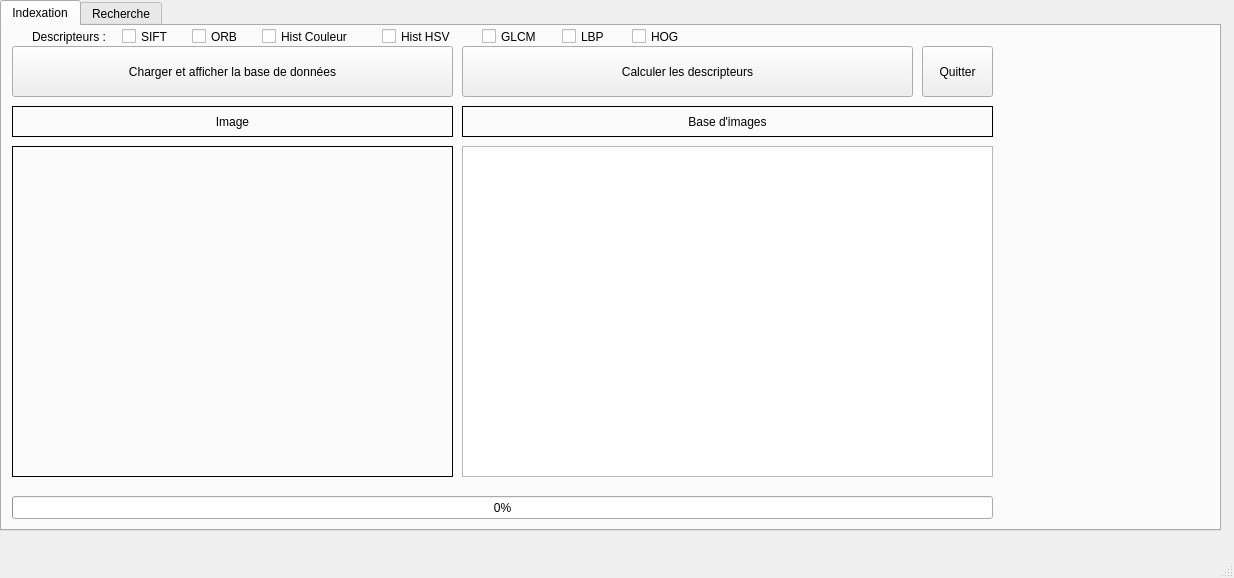
Qt form interface.ui (Riipou/MIR) before a commit.
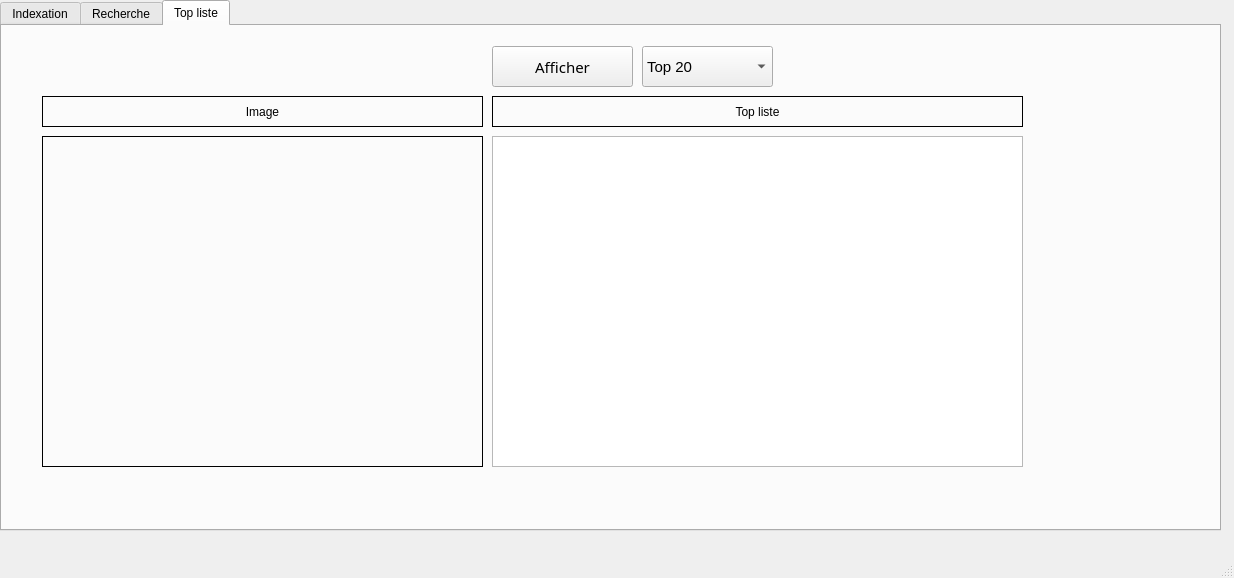
The same form after that commit. The open tabs and pages were chosen to show the change.

Commit message: add a new tab for top list

```diff
--- a/interface.ui
+++ b/interface.ui
@@ -834,6 +834,124 @@
       <layout class="QGridLayout" name="gridLayout"/>
      </widget>
     </widget>
+    <widget class="QWidget" name="tab_3">
+     <attribute name="title">
+      <string>Top liste</string>
+     </attribute>
+     <widget class="QLabel" name="image_2">
+      <property name="geometry">
+       <rect>
+        <x>40</x>
+        <y>110</y>
+        <width>441</width>
+        <height>331</height>
+       </rect>
+      </property>
+      <property name="frameShape">
+       <enum>QFrame::Panel</enum>
+      </property>
+      <property name="text">
+       <string/>
+      </property>
+      <property name="scaledContents">
+       <bool>true</bool>
+      </property>
+     </widget>
+     <widget class="QTableView" name="tableView_2">
+      <property name="geometry">
+       <rect>
+        <x>490</x>
+        <y>110</y>
+        <width>531</width>
+        <height>331</height>
+       </rect>
+      </property>
+     </widget>
+     <widget class="QLabel" name="label_12">
+      <property name="geometry">
+       <rect>
+        <x>40</x>
+        <y>70</y>
+        <width>441</width>
+        <height>31</height>
+       </rect>
+      </property>
+      <property name="frameShape">
+       <enum>QFrame::Panel</enum>
+      </property>
+      <property name="text">
+       <string>Image</string>
+      </property>
+      <property name="alignment">
+       <set>Qt::AlignCenter</set>
+      </property>
+     </widget>
+     <widget class="QLabel" name="label_13">
+      <property name="geometry">
+       <rect>
+        <x>490</x>
+        <y>70</y>
+        <width>531</width>
+        <height>31</height>
+       </rect>
+      </property>
+      <property name="frameShape">
+       <enum>QFrame::Panel</enum>
+      </property>
+      <property name="text">
+       <string>Top liste</string>
+      </property>
+      <property name="alignment">
+       <set>Qt::AlignCenter</set>
+      </property>
+     </widget>
+     <widget class="QPushButton" name="afficher">
+      <property name="geometry">
+       <rect>
+        <x>490</x>
+        <y>20</y>
+        <width>141</width>
+        <height>41</height>
+       </rect>
+      </property>
+      <property name="font">
+       <font>
+        <family>Sans Serif</family>
+        <pointsize>11</pointsize>
+        <weight>50</weight>
+        <bold>false</bold>
+       </font>
+      </property>
+      <property name="text">
+       <string>Afficher</string>
+      </property>
+     </widget>
+     <widget class="QComboBox" name="Choix">
+      <property name="geometry">
+       <rect>
+        <x>640</x>
+        <y>20</y>
+        <width>131</width>
+        <height>41</height>
+       </rect>
+      </property>
+      <property name="font">
+       <font>
+        <pointsize>11</pointsize>
+       </font>
+      </property>
+      <item>
+       <property name="text">
+        <string>Top 20</string>
+       </property>
+      </item>
+      <item>
+       <property name="text">
+        <string>Top 50</string>
+       </property>
+      </item>
+     </widget>
+    </widget>
    </widget>
   </widget>
   <widget class="QMenuBar" name="menubar">
```
The commit also changes 6 other files.
